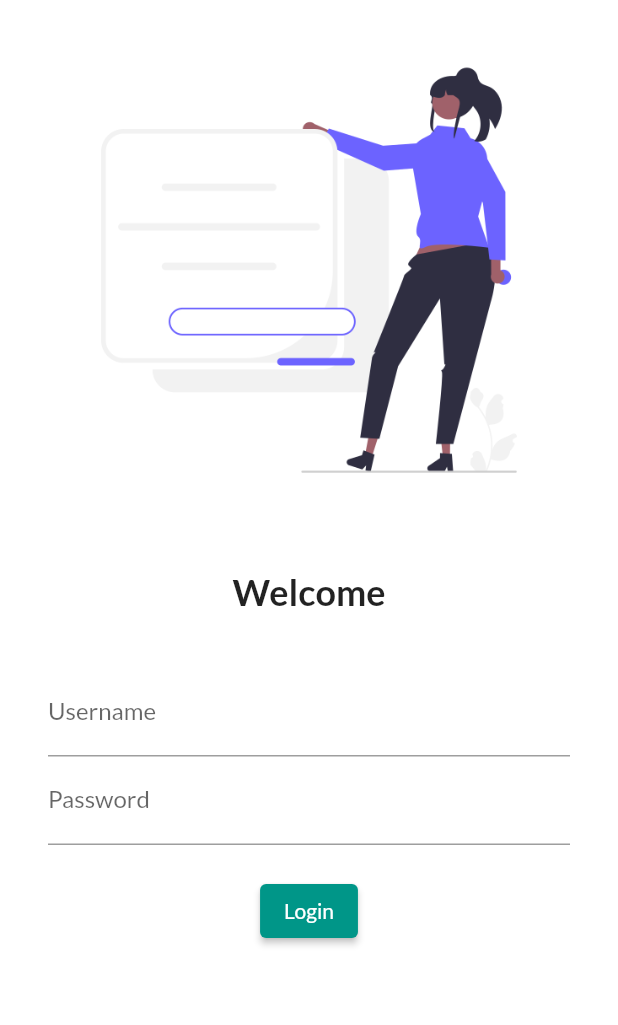
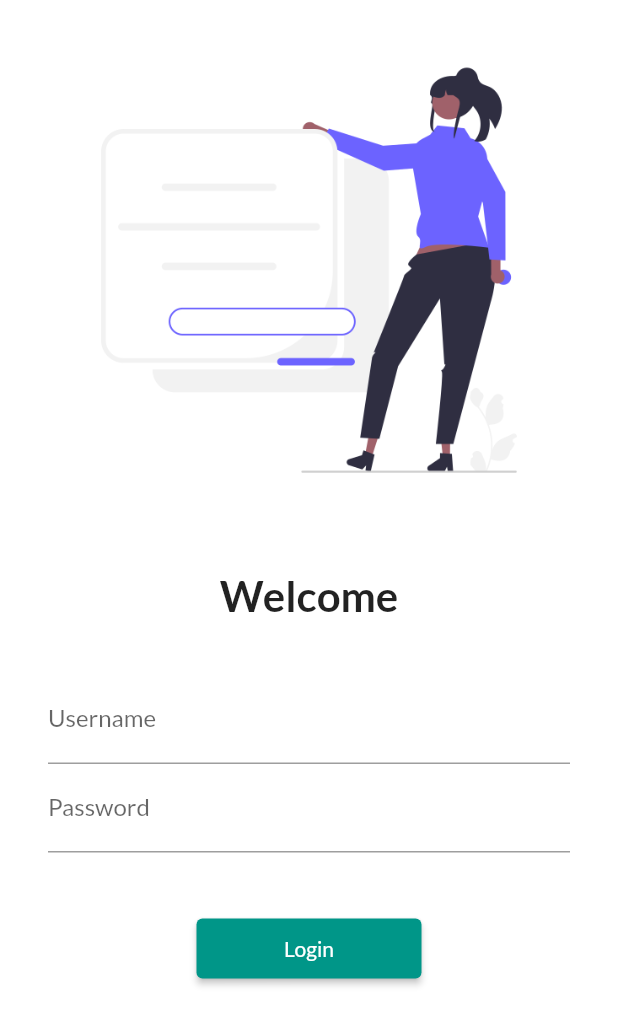
Before and after one commit to pratik0300/fluttercatalog, a Flutter app: the screen it shows after launch, on a phone screen of 412 x 824 dp. Shown: the top 1025 px of the screen. Run offline on Flutter 3.47's test engine with Material 2 defaults, Android fonts, the phone set to English and light mode, and no system bars; our stand-ins replace google_fonts.

Commit message:
day 5 completed

```diff
--- a/lib/main.dart
+++ b/lib/main.dart
@@ -1,6 +1,7 @@
 import 'package:flutter/material.dart';
 import 'package:flutter_catalog/screens/home_page.dart';
 import 'package:flutter_catalog/screens/login_page.dart';
+import 'package:flutter_catalog/utils/routes.dart';
 import 'package:google_fonts/google_fonts.dart';
 
 void main() {
@@ -20,11 +21,12 @@ class MyApp extends StatelessWidget {
       darkTheme: ThemeData(
         brightness: Brightness.dark,
       ),
+      debugShowCheckedModeBanner: false,
       initialRoute: "/",
       routes: {
         "/": (context) => const LoginPage(),
-        "/home": (context) => const HomePage(),
-        "/login": (context) => const LoginPage(),
+        MyRoutes.homeRoute: (context) => const HomePage(),
+        MyRoutes.loginRoute: (context) => const LoginPage(),
       },
     );
   }
--- a/lib/screens/login_page.dart
+++ b/lib/screens/login_page.dart
@@ -1,4 +1,5 @@
 import 'package:flutter/material.dart';
+import 'package:flutter_catalog/utils/routes.dart';
 
 class LoginPage extends StatelessWidget {
   const LoginPage({super.key});
@@ -7,6 +8,7 @@ class LoginPage extends StatelessWidget {
   Widget build(BuildContext context) {
     return Material(
       color: Colors.white,
+      child: SingleChildScrollView(
         child: Column(
           children: [
             Image.asset(
@@ -19,7 +21,7 @@ class LoginPage extends StatelessWidget {
             const Text(
               "Welcome",
               style: TextStyle(
-              fontSize: 24.0,
+                fontSize: 28.0,
                 fontWeight: FontWeight.bold,
               ),
             ),
@@ -45,13 +47,15 @@ class LoginPage extends StatelessWidget {
                     ),
                   ),
                   const SizedBox(
-                  height: 20.0,
+                    height: 40.0,
                   ),
                   ElevatedButton(
+                    // ignore: sort_child_properties_last
                     child: const Text("Login"),
-                  style: TextButton.styleFrom(),
+                    style:
+                        TextButton.styleFrom(minimumSize: const Size(150, 40)),
                     onPressed: () {
-                    print("Hi Mehta");
+                      Navigator.pushNamed(context, MyRoutes.homeRoute);
                     },
                   ),
                 ],
@@ -59,6 +63,7 @@ class LoginPage extends StatelessWidget {
             ),
           ],
         ),
+      ),
     );
   }
 }
--- /dev/null
+++ b/lib/utils/routes.dart
@@ -0,0 +1,4 @@
+class MyRoutes {
+  static String loginRoute = "/login";
+  static String homeRoute = "/home";
+}
```
Also changed, not shown: 1 other file. Lines whose indentation alone changed are shown as unchanged.
